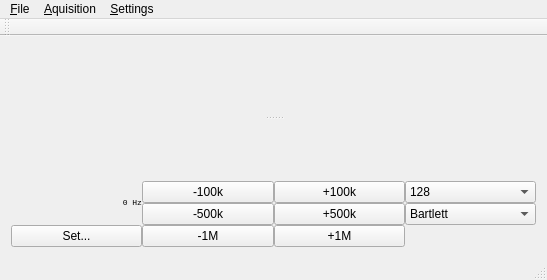
First picture: the form in mainwindow.ui, repository osmocom/sdrangelove, before the edit.
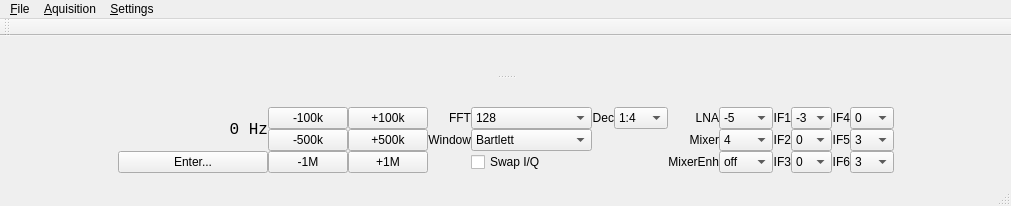
Second picture: the form after the edit. Custom widgets are drawn as their Qt base class.

What changed in the file:
```diff
--- a/mainwindow.ui
+++ b/mainwindow.ui
@@ -6,8 +6,8 @@
    <rect>
     <x>0</x>
     <y>0</y>
-    <width>547</width>
-    <height>280</height>
+    <width>1011</width>
+    <height>157</height>
    </rect>
   </property>
   <property name="windowTitle">
@@ -54,54 +54,114 @@
       <property name="spacing">
        <number>0</number>
       </property>
-      <item row="2" column="2">
+      <item row="2" column="8">
+       <widget class="QLabel" name="label_5">
+        <property name="text">
+         <string>Mixer</string>
+        </property>
+        <property name="alignment">
+         <set>Qt::AlignRight|Qt::AlignTrailing|Qt::AlignVCenter</set>
+        </property>
+       </widget>
+      </item>
+      <item row="4" column="8">
+       <widget class="QLabel" name="label_6">
+        <property name="text">
+         <string>MixerEnh</string>
+        </property>
+        <property name="alignment">
+         <set>Qt::AlignRight|Qt::AlignTrailing|Qt::AlignVCenter</set>
+        </property>
+       </widget>
+      </item>
+      <item row="1" column="5">
+       <widget class="QComboBox" name="fftSize">
+        <item>
+         <property name="text">
+          <string>128</string>
+         </property>
+        </item>
+        <item>
+         <property name="text">
+          <string>256</string>
+         </property>
+        </item>
+        <item>
+         <property name="text">
+          <string>512</string>
+         </property>
+        </item>
+        <item>
+         <property name="text">
+          <string>1024</string>
+         </property>
+        </item>
+        <item>
+         <property name="text">
+          <string>2048</string>
+         </property>
+        </item>
+        <item>
+         <property name="text">
+          <string>4096</string>
+         </property>
+        </item>
+       </widget>
+      </item>
+      <item row="2" column="3">
        <widget class="QPushButton" name="freqUp2">
         <property name="text">
          <string>+500k</string>
         </property>
        </widget>
       </item>
-      <item row="1" column="1">
+      <item row="1" column="2">
        <widget class="QPushButton" name="freqDown">
         <property name="text">
          <string>-100k</string>
         </property>
        </widget>
       </item>
-      <item row="3" column="1">
+      <item row="4" column="2">
        <widget class="QPushButton" name="freqDown3">
         <property name="text">
          <string>-1M</string>
         </property>
        </widget>
       </item>
-      <item row="3" column="0">
+      <item row="4" column="1">
        <widget class="QPushButton" name="freqSet">
         <property name="text">
-         <string>Set...</string>
+         <string>Enter...</string>
         </property>
        </widget>
       </item>
-      <item row="1" column="2">
+      <item row="1" column="3">
        <widget class="QPushButton" name="freqUp">
         <property name="text">
          <string>+100k</string>
         </property>
        </widget>
       </item>
-      <item row="2" column="1">
+      <item row="2" column="2">
        <widget class="QPushButton" name="freqDown2">
         <property name="text">
          <string>-500k</string>
         </property>
        </widget>
       </item>
-      <item row="1" column="0" rowspan="2">
+      <item row="1" column="1" rowspan="2">
        <widget class="QLabel" name="centerFreq">
+        <property name="minimumSize">
+         <size>
+          <width>150</width>
+          <height>0</height>
+         </size>
+        </property>
         <property name="font">
          <font>
           <family>Monospace</family>
-          <pointsize>6</pointsize>
+          <pointsize>12</pointsize>
          </font>
         </property>
         <property name="text">
@@ -112,48 +172,14 @@
         </property>
        </widget>
       </item>
-      <item row="3" column="2">
+      <item row="4" column="3">
        <widget class="QPushButton" name="freqUp3">
         <property name="text">
          <string>+1M</string>
         </property>
        </widget>
       </item>
-      <item row="1" column="3">
-       <widget class="QComboBox" name="fftSize">
-        <item>
-         <property name="text">
-          <string>128</string>
-         </property>
-        </item>
-        <item>
-         <property name="text">
-          <string>256</string>
-         </property>
-        </item>
-        <item>
-         <property name="text">
-          <string>512</string>
-         </property>
-        </item>
-        <item>
-         <property name="text">
-          <string>1024</string>
-         </property>
-        </item>
-        <item>
-         <property name="text">
-          <string>2048</string>
-         </property>
-        </item>
-        <item>
-         <property name="text">
-          <string>4096</string>
-         </property>
-        </item>
-       </widget>
-      </item>
-      <item row="2" column="3">
+      <item row="2" column="5">
        <widget class="QComboBox" name="fftWindow">
         <item>
          <property name="text">
@@ -187,6 +213,429 @@
         </item>
        </widget>
       </item>
+      <item row="2" column="12">
+       <widget class="QLabel" name="label_21">
+        <property name="text">
+         <string>IF5</string>
+        </property>
+        <property name="alignment">
+         <set>Qt::AlignRight|Qt::AlignTrailing|Qt::AlignVCenter</set>
+        </property>
+       </widget>
+      </item>
+      <item row="1" column="6">
+       <widget class="QLabel" name="label_3">
+        <property name="text">
+         <string>Dec</string>
+        </property>
+        <property name="alignment">
+         <set>Qt::AlignRight|Qt::AlignTrailing|Qt::AlignVCenter</set>
+        </property>
+       </widget>
+      </item>
+      <item row="2" column="4">
+       <widget class="QLabel" name="label_2">
+        <property name="text">
+         <string>Window</string>
+        </property>
+        <property name="alignment">
+         <set>Qt::AlignRight|Qt::AlignTrailing|Qt::AlignVCenter</set>
+        </property>
+       </widget>
+      </item>
+      <item row="4" column="5">
+       <widget class="QCheckBox" name="iqSwap">
+        <property name="text">
+         <string>Swap I/Q</string>
+        </property>
+       </widget>
+      </item>
+      <item row="1" column="4">
+       <widget class="QLabel" name="label">
+        <property name="text">
+         <string>FFT</string>
+        </property>
+        <property name="alignment">
+         <set>Qt::AlignRight|Qt::AlignTrailing|Qt::AlignVCenter</set>
+        </property>
+       </widget>
+      </item>
+      <item row="1" column="7">
+       <widget class="QComboBox" name="decimation">
+        <item>
+         <property name="text">
+          <string>1:4</string>
+         </property>
+        </item>
+        <item>
+         <property name="text">
+          <string>1:8</string>
+         </property>
+        </item>
+        <item>
+         <property name="text">
+          <string>1:16</string>
+         </property>
+        </item>
+        <item>
+         <property name="text">
+          <string>1:32</string>
+         </property>
+        </item>
+        <item>
+         <property name="text">
+          <string>1:64</string>
+         </property>
+        </item>
+       </widget>
+      </item>
+      <item row="1" column="9">
+       <widget class="QComboBox" name="e4000LNAGain">
+        <item>
+         <property name="text">
+          <string>-5</string>
+         </property>
+        </item>
+        <item>
+         <property name="text">
+          <string>-2.5</string>
+         </property>
+        </item>
+        <item>
+         <property name="text">
+          <string>0</string>
+         </property>
+        </item>
+        <item>
+         <property name="text">
+          <string>2.5</string>
+         </property>
+        </item>
+        <item>
+         <property name="text">
+          <string>5</string>
+         </property>
+        </item>
+        <item>
+         <property name="text">
+          <string>7.5</string>
+         </property>
+        </item>
+        <item>
+         <property name="text">
+          <string>10</string>
+         </property>
+        </item>
+        <item>
+         <property name="text">
+          <string>12.5</string>
+         </property>
+        </item>
+        <item>
+         <property name="text">
+          <string>15</string>
+         </property>
+        </item>
+        <item>
+         <property name="text">
+          <string>17.5</string>
+         </property>
+        </item>
+        <item>
+         <property name="text">
+          <string>20</string>
+         </property>
+        </item>
+        <item>
+         <property name="text">
+          <string>22.5</string>
+         </property>
+        </item>
+        <item>
+         <property name="text">
+          <string>25</string>
+         </property>
+        </item>
+        <item>
+         <property name="text">
+          <string>27.5</string>
+         </property>
+        </item>
+        <item>
+         <property name="text">
+          <string>30</string>
+         </property>
+        </item>
+       </widget>
+      </item>
+      <item row="4" column="9">
+       <widget class="QComboBox" name="e4000MixerEnh">
+        <item>
+         <property name="text">
+          <string>off</string>
+         </property>
+        </item>
+        <item>
+         <property name="text">
+          <string>1</string>
+         </property>
+        </item>
+        <item>
+         <property name="text">
+          <string>3</string>
+         </property>
+        </item>
+        <item>
+         <property name="text">
+          <string>5</string>
+         </property>
+        </item>
+        <item>
+         <property name="text">
+          <string>7</string>
+         </property>
+        </item>
+       </widget>
+      </item>
+      <item row="2" column="9">
+       <widget class="QComboBox" name="e4000MixerGain">
+        <item>
+         <property name="text">
+          <string>4</string>
+         </property>
+        </item>
+        <item>
+         <property name="text">
+          <string>12</string>
+         </property>
+        </item>
+       </widget>
+      </item>
+      <item row="1" column="8">
+       <widget class="QLabel" name="label_4">
+        <property name="text">
+         <string>LNA</string>
+        </property>
+        <property name="alignment">
+         <set>Qt::AlignRight|Qt::AlignTrailing|Qt::AlignVCenter</set>
+        </property>
+       </widget>
+      </item>
+      <item row="1" column="10">
+       <widget class="QLabel" name="label_7">
+        <property name="text">
+         <string>IF1</string>
+        </property>
+        <property name="alignment">
+         <set>Qt::AlignRight|Qt::AlignTrailing|Qt::AlignVCenter</set>
+        </property>
+       </widget>
+      </item>
+      <item row="2" column="10">
+       <widget class="QLabel" name="label_8">
+        <property name="text">
+         <string>IF2</string>
+        </property>
+        <property name="alignment">
+         <set>Qt::AlignRight|Qt::AlignTrailing|Qt::AlignVCenter</set>
+        </property>
+       </widget>
+      </item>
+      <item row="1" column="0">
+       <spacer name="horizontalSpacer">
+        <property name="orientation">
+         <enum>Qt::Horizontal</enum>
+        </property>
+        <property name="sizeHint" stdset="0">
+         <size>
+          <width>40</width>
+          <height>20</height>
+         </size>
+        </property>
+       </spacer>
+      </item>
+      <item row="4" column="10">
+       <widget class="QLabel" name="label_9">
+        <property name="text">
+         <string>IF3</string>
+        </property>
+        <property name="alignment">
+         <set>Qt::AlignRight|Qt::AlignTrailing|Qt::AlignVCenter</set>
+        </property>
+       </widget>
+      </item>
+      <item row="1" column="11">
+       <widget class="QComboBox" name="e4000if1">
+        <item>
+         <property name="text">
+          <string>-3</string>
+         </property>
+        </item>
+        <item>
+         <property name="text">
+          <string>6</string>
+         </property>
+        </item>
+       </widget>
+      </item>
+      <item row="2" column="11">
+       <widget class="QComboBox" name="e4000if2">
+        <item>
+         <property name="text">
+          <string>0</string>
+         </property>
+        </item>
+        <item>
+         <property name="text">
+          <string>3</string>
+         </property>
+        </item>
+        <item>
+         <property name="text">
+          <string>6</string>
+         </property>
+        </item>
+        <item>
+         <property name="text">
+          <string>9</string>
+         </property>
+        </item>
+       </widget>
+      </item>
+      <item row="4" column="11">
+       <widget class="QComboBox" name="e4000if3">
+        <item>
+         <property name="text">
+          <string>0</string>
+         </property>
+        </item>
+        <item>
+         <property name="text">
+          <string>3</string>
+         </property>
+        </item>
+        <item>
+         <property name="text">
+          <string>6</string>
+         </property>
+        </item>
+        <item>
+         <property name="text">
+          <string>9</string>
+         </property>
+        </item>
+       </widget>
+      </item>
+      <item row="1" column="12">
+       <widget class="QLabel" name="label_10">
+        <property name="text">
+         <string>IF4</string>
+        </property>
+        <property name="alignment">
+         <set>Qt::AlignRight|Qt::AlignTrailing|Qt::AlignVCenter</set>
+        </property>
+       </widget>
+      </item>
+      <item row="4" column="12">
+       <widget class="QLabel" name="label_22">
+        <property name="text">
+         <string>IF6</string>
+        </property>
+        <property name="alignment">
+         <set>Qt::AlignRight|Qt::AlignTrailing|Qt::AlignVCenter</set>
+        </property>
+       </widget>
+      </item>
+      <item row="1" column="13">
+       <widget class="QComboBox" name="e4000if4">
+        <item>
+         <property name="text">
+          <string>0</string>
+         </property>
+        </item>
+        <item>
+         <property name="text">
+          <string>1</string>
+         </property>
+        </item>
+        <item>
+         <property name="text">
+          <string>2</string>
+         </property>
+        </item>
+       </widget>
+      </item>
+      <item row="2" column="13">
+       <widget class="QComboBox" name="e4000if5">
+        <item>
+         <property name="text">
+          <string>3</string>
+         </property>
+        </item>
+        <item>
+         <property name="text">
+          <string>6</string>
+         </property>
+        </item>
+        <item>
+         <property name="text">
+          <string>9</string>
+         </property>
+        </item>
+        <item>
+         <property name="text">
+          <string>12</string>
+         </property>
+        </item>
+        <item>
+         <property name="text">
+          <string>15</string>
+         </property>
+        </item>
+       </widget>
+      </item>
+      <item row="4" column="13">
+       <widget class="QComboBox" name="e4000if6">
+        <item>
+         <property name="text">
+          <string>3</string>
+         </property>
+        </item>
+        <item>
+         <property name="text">
+          <string>6</string>
+         </property>
+        </item>
+        <item>
+         <property name="text">
+          <string>9</string>
+         </property>
+        </item>
+        <item>
+         <property name="text">
+          <string>12</string>
+         </property>
+        </item>
+        <item>
+         <property name="text">
+          <string>15</string>
+         </property>
+        </item>
+       </widget>
+      </item>
+      <item row="1" column="14">
+       <spacer name="horizontalSpacer_2">
+        <property name="orientation">
+         <enum>Qt::Horizontal</enum>
+        </property>
+        <property name="sizeHint" stdset="0">
+         <size>
+          <width>40</width>
+          <height>20</height>
+         </size>
+        </property>
+       </spacer>
+      </item>
      </layout>
     </item>
    </layout>
@@ -196,7 +645,7 @@
     <rect>
      <x>0</x>
      <y>0</y>
-     <width>547</width>
+     <width>1011</width>
      <height>21</height>
     </rect>
    </property>
```
